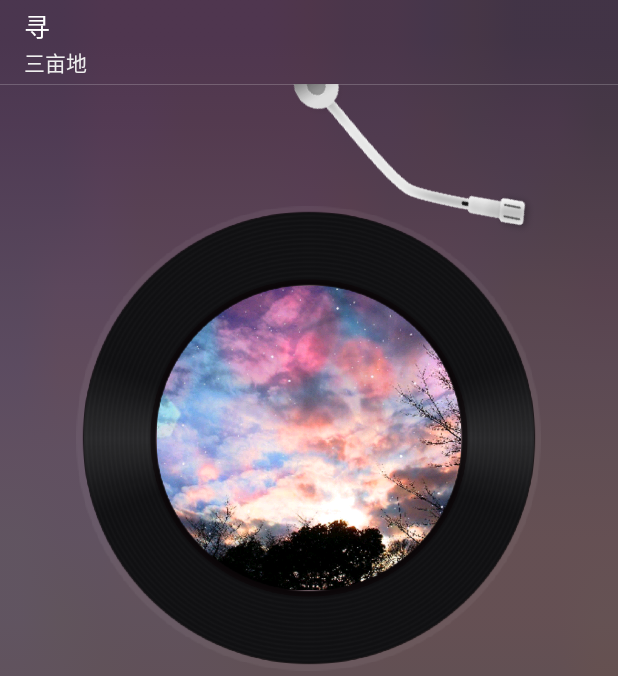
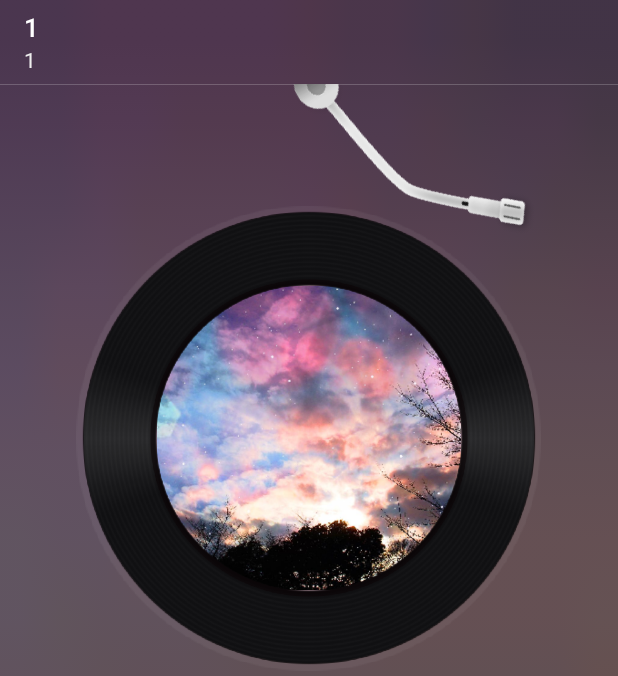
Before and after one commit to PrismK/JapaneseELearn, an Android app: the fragment HearFragment placed in its activity, after a tap on "新标准日本语", on a phone screen of 412 x 824 dp. Shown: the top 676 px of the screen. Run offline under Robolectric (Android 15) with nearby library versions, the light colour scheme and no system bars; our stand-ins replace CircleImageView, EventBus; libraries missing offline, so code that uses them is left out: com.github.anzewei.parallaxbacklayout, com.gyf.barlibrary; pictures from the network do not load; 9 statements that could not run were skipped.

Commit message:
优化音乐播放页面，解决跳转延迟Bug

```diff
--- a/app/src/main/java/com/prismk/japaneseelearn/activities/MusicPlayerActivity.java
+++ b/app/src/main/java/com/prismk/japaneseelearn/activities/MusicPlayerActivity.java
@@ -28,14 +28,14 @@ import com.prismk.japaneseelearn.bean.MusicData;
 import com.prismk.japaneseelearn.services.MusicPlayerService;
 import com.prismk.japaneseelearn.utils.radio.DisplayUtil;
 import com.prismk.japaneseelearn.utils.radio.FastBlurUtil;
-import com.prismk.japaneseelearn.widgets.radio.BackgourndAnimationRelativeLayout;
-import com.prismk.japaneseelearn.widgets.radio.DiscView;
+import com.prismk.japaneseelearn.widgets.music.BackgourndAnimationRelativeLayout;
+import com.prismk.japaneseelearn.widgets.music.DiscView;
 
 import java.io.Serializable;
 import java.util.ArrayList;
 import java.util.List;
 
-import static com.prismk.japaneseelearn.widgets.radio.DiscView.DURATION_NEEDLE_ANIAMTOR;
+import static com.prismk.japaneseelearn.widgets.music.DiscView.DURATION_NEEDLE_ANIAMTOR;
 
 
 public class MusicPlayerActivity extends BaseActivity implements DiscView.IPlayInfo, View.OnClickListener {
@@ -67,7 +67,7 @@ public class MusicPlayerActivity extends BaseActivity implements DiscView.IPlayI
     protected void onCreate(Bundle savedInstanceState) {
         super.onCreate(savedInstanceState);
         setContentView(getLayoutId());
-        initMusicDatas();
+        initMusicDatas(getIntent().getIntExtra("num",1));
         initView();
         initMusicReceiver();
         makeStatusBarTransparent();
@@ -143,15 +143,43 @@ public class MusicPlayerActivity extends BaseActivity implements DiscView.IPlayI
         }
     }
 
-    private void initMusicDatas() {
-        MusicData musicData1 = new MusicData(R.raw.music1, R.raw.ic_music1, "寻", "三亩地");
-        MusicData musicData2 = new MusicData(R.raw.music2, R.raw.ic_music2, "Nightingale", "YANI");
-        MusicData musicData3 = new MusicData(R.raw.music3, R.raw.ic_music3, "Cornfield Chase", "Hans Zimmer");
-
-        mMusicDatas.add(musicData1);
-        mMusicDatas.add(musicData2);
-        mMusicDatas.add(musicData3);
-
+    private void initMusicDatas(int num) {
+        MusicData musicData1 = new MusicData(R.raw.music1, R.raw.ic_music1, "1", "1");
+        MusicData musicData2 = new MusicData(R.raw.music2, R.raw.ic_music2, "2", "2");
+        MusicData musicData3 = new MusicData(R.raw.music3, R.raw.ic_music3, "3", "3");
+        MusicData musicData4 = new MusicData(R.raw.music2, R.raw.ic_music2, "4", "4");
+        MusicData musicData5 = new MusicData(R.raw.music1, R.raw.ic_music1, "5", "5");
+        if (num == 2) {
+            mMusicDatas.add(musicData2);
+            mMusicDatas.add(musicData3);
+            mMusicDatas.add(musicData4);
+            mMusicDatas.add(musicData5);
+            mMusicDatas.add(musicData1);
+        } else if (num == 3) {
+            mMusicDatas.add(musicData3);
+            mMusicDatas.add(musicData4);
+            mMusicDatas.add(musicData5);
+            mMusicDatas.add(musicData1);
+            mMusicDatas.add(musicData2);
+        } else if (num == 4) {
+            mMusicDatas.add(musicData4);
+            mMusicDatas.add(musicData5);
+            mMusicDatas.add(musicData1);
+            mMusicDatas.add(musicData2);
+            mMusicDatas.add(musicData3);
+        } else if (num == 5) {
+            mMusicDatas.add(musicData5);
+            mMusicDatas.add(musicData1);
+            mMusicDatas.add(musicData2);
+            mMusicDatas.add(musicData3);
+            mMusicDatas.add(musicData4);
+        } else {
+            mMusicDatas.add(musicData1);
+            mMusicDatas.add(musicData2);
+            mMusicDatas.add(musicData3);
+            mMusicDatas.add(musicData4);
+            mMusicDatas.add(musicData5);
+        }
         Intent intent = new Intent(this, MusicPlayerService.class);
         intent.putExtra(PARAM_MUSIC_LIST, (Serializable) mMusicDatas);
         startService(intent);
--- a/app/src/main/java/com/prismk/japaneseelearn/fragments/HearFragment.java
+++ b/app/src/main/java/com/prismk/japaneseelearn/fragments/HearFragment.java
@@ -7,6 +7,7 @@ import android.support.v7.widget.CardView;
 import android.view.LayoutInflater;
 import android.view.View;
 import android.view.ViewGroup;
+import android.widget.PopupWindow;
 
 import com.bumptech.glide.load.engine.Resource;
 import com.prismk.japaneseelearn.R;
@@ -74,14 +75,35 @@ public class HearFragment extends BaseFragment implements View.OnClickListener {
     public void onClick(View v) {
         switch (v.getId()) {
             case R.id.cv_radio_first:
-                progressHUD = ZProgressHUD.getInstance(getActivity());
-                progressHUD.setMessage("正在加载");
-                progressHUD.setSpinnerType(ZProgressHUD.SIMPLE_ROUND_SPINNER);
-                progressHUD.show();
-                Intent intent = new Intent(getActivity(), MusicPlayerActivity.class);
-                startActivity(intent);
+                dropActivity(1);
+                break;
+            case R.id.cv_radio_second:
+                dropActivity(2);
+                break;
+            case R.id.cv_radio_third:
+                dropActivity(3);
+                break;
+            case R.id.cv_radio_fourth:
+                dropActivity(4);
+                break;
+            case R.id.cv_radio_fifth:
+                dropActivity(5);
                 break;
         }
+    }
+
+    private void dropActivity(int num) {
+        showLoadingView();
+        Intent intent = new Intent(getActivity(), MusicPlayerActivity.class);
+        intent.putExtra("num",num);
+        startActivity(intent);
+    }
+
+    private void showLoadingView() {
+        progressHUD = ZProgressHUD.getInstance(getActivity());
+        progressHUD.setMessage("正在加载");
+        progressHUD.setSpinnerType(ZProgressHUD.SIMPLE_ROUND_SPINNER);
+        progressHUD.show();
     }
 
     @Override
--- a/app/src/main/java/com/prismk/japaneseelearn/widgets/radio/BackgourndAnimationRelativeLayout.java
+++ b/app/src/main/java/com/prismk/japaneseelearn/widgets/music/BackgourndAnimationRelativeLayout.java
@@ -1,4 +1,4 @@
-package com.prismk.japaneseelearn.widgets.radio;
+package com.prismk.japaneseelearn.widgets.music;
 
 import android.animation.Animator;
 import android.animation.ObjectAnimator;
--- a/app/src/main/java/com/prismk/japaneseelearn/widgets/radio/DiscView.java
+++ b/app/src/main/java/com/prismk/japaneseelearn/widgets/music/DiscView.java
@@ -1,4 +1,4 @@
-package com.prismk.japaneseelearn.widgets.radio;
+package com.prismk.japaneseelearn.widgets.music;
 
 import android.animation.Animator;
 import android.animation.ObjectAnimator;
@@ -14,7 +14,6 @@ import android.support.v4.graphics.drawable.RoundedBitmapDrawableFactory;
 import android.support.v4.view.PagerAdapter;
 import android.support.v4.view.ViewPager;
 import android.util.AttributeSet;
-import android.util.Log;
 import android.view.LayoutInflater;
 import android.view.View;
 import android.view.ViewGroup;
@@ -44,7 +43,7 @@ public class DiscView extends RelativeLayout {
 
     private List<View> mDiscLayouts = new ArrayList<>();
 
-    private List<MusicData> mMusicDatas = new ArrayList<>();
+    private List<MusicData> mMusicData = new ArrayList<>();
     private List<ObjectAnimator> mDiscAnimators = new ArrayList<>();
     /*标记ViewPager是否处于偏移的状态*/
     private boolean mViewPagerIsOffset = false;
@@ -108,7 +107,6 @@ public class DiscView extends RelativeLayout {
     @Override
     protected void onFinishInflate() {
         super.onFinishInflate();
-
         initDiscBlackground();
         initViewPager();
         initNeedle();
@@ -339,12 +337,9 @@ public class DiscView extends RelativeLayout {
         drawables[1] = discDrawable;
 
         LayerDrawable layerDrawable = new LayerDrawable(drawables);
-        int musicPicMargin = (int) ((DisplayUtil.SCALE_DISC_SIZE - DisplayUtil
-                .SCALE_MUSIC_PIC_SIZE) * mScreenWidth / 2);
+        int musicPicMargin = (int) ((DisplayUtil.SCALE_DISC_SIZE - DisplayUtil.SCALE_MUSIC_PIC_SIZE) * mScreenWidth / 2);
         //调整专辑图片的四周边距，让其显示在正中
-        layerDrawable.setLayerInset(0, musicPicMargin, musicPicMargin, musicPicMargin,
-                musicPicMargin);
-
+        layerDrawable.setLayerInset(0, musicPicMargin, musicPicMargin, musicPicMargin, musicPicMargin);
         return layerDrawable;
     }
 
@@ -364,22 +359,24 @@ public class DiscView extends RelativeLayout {
         //设置图片采样率
         options.inSampleSize = dstSample;
         //设置图片解码格式
-        options.inPreferredConfig = Bitmap.Config.RGB_565;
+        //options.inPreferredConfig = Bitmap.Config.RGB_565;
+        options.inPreferredConfig = Bitmap.Config.ALPHA_8;
 
-        return Bitmap.createScaledBitmap(BitmapFactory.decodeResource(getResources(),
-                musicPicRes, options), musicPicSize, musicPicSize, true);
+        Bitmap bitmap = BitmapFactory.decodeResource(getResources(), musicPicRes, options);
+        Bitmap scaledBitmap = Bitmap.createScaledBitmap(bitmap, musicPicSize, musicPicSize, true);
+        return scaledBitmap;
     }
 
     public void setMusicDataList(List<MusicData> musicDataList) {
-        if (musicDataList.isEmpty()) return;
-
+        if (musicDataList.isEmpty())
+            return;
         mDiscLayouts.clear();
-        mMusicDatas.clear();
+        mMusicData.clear();
         mDiscAnimators.clear();
-        mMusicDatas.addAll(musicDataList);
+        mMusicData.addAll(musicDataList);
 
         int i = 0;
-        for (MusicData musicData : mMusicDatas) {
+        for (MusicData musicData : mMusicData) {
             View discLayout = LayoutInflater.from(getContext()).inflate(R.layout.layout_disc,
                     mVpContain, false);
 
@@ -391,7 +388,7 @@ public class DiscView extends RelativeLayout {
         }
         mViewPagerAdapter.notifyDataSetChanged();
 
-        MusicData musicData = mMusicDatas.get(0);
+        MusicData musicData = mMusicData.get(0);
         if (mIPlayInfo != null) {
             mIPlayInfo.onMusicInfoChanged(musicData.getMusicName(), musicData.getMusicAuthor());
             mIPlayInfo.onMusicPicChanged(musicData.getMusicPicRes());
@@ -403,7 +400,6 @@ public class DiscView extends RelativeLayout {
         objectAnimator.setRepeatCount(ValueAnimator.INFINITE);
         objectAnimator.setDuration(20 * 1000);
         objectAnimator.setInterpolator(new LinearInterpolator());
-
         return objectAnimator;
     }
 
@@ -474,14 +470,14 @@ public class DiscView extends RelativeLayout {
 
     public void notifyMusicInfoChanged(int position) {
         if (mIPlayInfo != null) {
-            MusicData musicData = mMusicDatas.get(position);
+            MusicData musicData = mMusicData.get(position);
             mIPlayInfo.onMusicInfoChanged(musicData.getMusicName(), musicData.getMusicAuthor());
         }
     }
 
     public void notifyMusicPicChanged(int position) {
         if (mIPlayInfo != null) {
-            MusicData musicData = mMusicDatas.get(position);
+            MusicData musicData = mMusicData.get(position);
             mIPlayInfo.onMusicPicChanged(musicData.getMusicPicRes());
         }
     }
@@ -516,7 +512,7 @@ public class DiscView extends RelativeLayout {
 
     public void next() {
         int currentItem = mVpContain.getCurrentItem();
-        if (currentItem == mMusicDatas.size() - 1) {
+        if (currentItem == mMusicData.size() - 1) {
             Toast.makeText(getContext(), "已经到达最后一首", Toast.LENGTH_SHORT).show();
         } else {
             selectMusicWithButton();
--- a/app/src/main/res/drawable/round_spinner.xml
+++ b/app/src/main/res/drawable/round_spinner.xml
@@ -1,16 +1,16 @@
 <?xml version="1.0" encoding="utf-8"?>
 <animation-list xmlns:android="http://schemas.android.com/apk/res/android"
     android:oneshot="false">
-    <item android:drawable="@drawable/spinner_round_00" android:duration="100"/>
-    <item android:drawable="@drawable/spinner_round_01" android:duration="100"/>
-    <item android:drawable="@drawable/spinner_round_02" android:duration="100"/>
-    <item android:drawable="@drawable/spinner_round_03" android:duration="100"/>
-    <item android:drawable="@drawable/spinner_round_04" android:duration="100"/>
-    <item android:drawable="@drawable/spinner_round_05" android:duration="100"/>
-    <item android:drawable="@drawable/spinner_round_06" android:duration="100"/>
-    <item android:drawable="@drawable/spinner_round_07" android:duration="100"/>
-    <item android:drawable="@drawable/spinner_round_08" android:duration="100"/>
-    <item android:drawable="@drawable/spinner_round_09" android:duration="100"/>
-    <item android:drawable="@drawable/spinner_round_10" android:duration="100"/>
-    <item android:drawable="@drawable/spinner_round_11" android:duration="100"/>
+    <item android:drawable="@drawable/spinner_round_00" android:duration="20"/>
+    <item android:drawable="@drawable/spinner_round_01" android:duration="20"/>
+    <item android:drawable="@drawable/spinner_round_02" android:duration="20"/>
+    <item android:drawable="@drawable/spinner_round_03" android:duration="20"/>
+    <item android:drawable="@drawable/spinner_round_04" android:duration="20"/>
+    <item android:drawable="@drawable/spinner_round_05" android:duration="20"/>
+    <item android:drawable="@drawable/spinner_round_06" android:duration="20"/>
+    <item android:drawable="@drawable/spinner_round_07" android:duration="20"/>
+    <item android:drawable="@drawable/spinner_round_08" android:duration="20"/>
+    <item android:drawable="@drawable/spinner_round_09" android:duration="20"/>
+    <item android:drawable="@drawable/spinner_round_10" android:duration="20"/>
+    <item android:drawable="@drawable/spinner_round_11" android:duration="20"/>
 </animation-list>
--- a/app/src/main/res/layout/activity_music_player.xml
+++ b/app/src/main/res/layout/activity_music_player.xml
@@ -1,5 +1,5 @@
 <?xml version="1.0" encoding="utf-8"?>
-<com.prismk.japaneseelearn.widgets.radio.BackgourndAnimationRelativeLayout xmlns:android="http://schemas.android.com/apk/res/android"
+<com.prismk.japaneseelearn.widgets.music.BackgourndAnimationRelativeLayout xmlns:android="http://schemas.android.com/apk/res/android"
     xmlns:app="http://schemas.android.com/apk/res-auto"
     xmlns:tools="http://schemas.android.com/tools"
     android:id="@+id/rootLayout"
@@ -99,4 +99,4 @@
 
     </LinearLayout>
 
-</com.prismk.japaneseelearn.widgets.radio.BackgourndAnimationRelativeLayout>
+</com.prismk.japaneseelearn.widgets.music.BackgourndAnimationRelativeLayout>
--- a/app/src/main/res/layout/layout_discview.xml
+++ b/app/src/main/res/layout/layout_discview.xml
@@ -1,5 +1,5 @@
 <?xml version="1.0" encoding="utf-8"?>
-<com.prismk.japaneseelearn.widgets.radio.DiscView
+<com.prismk.japaneseelearn.widgets.music.DiscView
     xmlns:android="http://schemas.android.com/apk/res/android"
     android:layout_width="match_parent"
     android:layout_height="wrap_content">
@@ -9,22 +9,20 @@
         android:id="@+id/ivDiscBlackgound"
         android:layout_width="wrap_content"
         android:layout_height="wrap_content"
-        android:layout_centerHorizontal="true"
-        />
+        android:layout_centerHorizontal="true" />
 
     <!--实现切换-->
     <android.support.v4.view.ViewPager
         android:id="@+id/vpDiscContain"
         android:layout_width="wrap_content"
         android:layout_height="wrap_content"
-        android:layout_centerHorizontal="true"
-        />
+        android:layout_centerHorizontal="true" />
 
     <!--唱针-->
     <ImageView
         android:id="@+id/ivNeedle"
         android:layout_width="wrap_content"
         android:layout_height="wrap_content"
-        android:src="@drawable/ic_needle"/>
+        android:src="@drawable/ic_needle" />
 
-</com.prismk.japaneseelearn.widgets.radio.DiscView>
+</com.prismk.japaneseelearn.widgets.music.DiscView>
```
Also changed, not shown: app/src/main/java/com/prismk/japaneseelearn/views/loadview/ZProgressHUD.java (+5 -6 lines).
